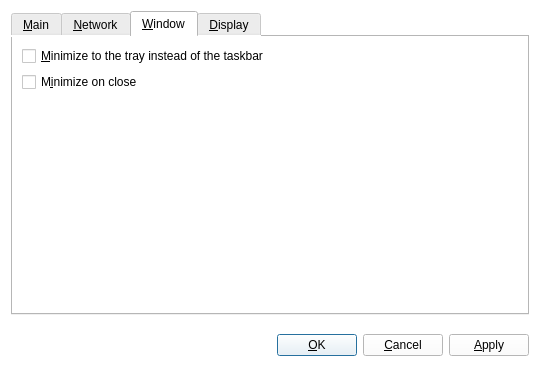
Qt form src/qt/forms/optionsdialog.ui (ulandort/WOKEcash) before a commit.
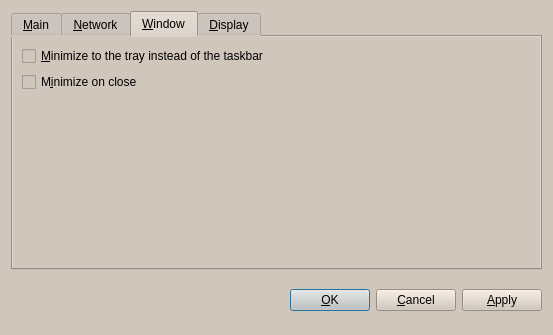
The same form after that commit. The open tabs and pages were chosen to show the change. Custom widgets are drawn as their Qt base class.

The edit to the form file:
```diff
--- a/src/qt/forms/optionsdialog.ui
+++ b/src/qt/forms/optionsdialog.ui
@@ -6,8 +6,8 @@
    <rect>
     <x>0</x>
     <y>0</y>
-    <width>540</width>
-    <height>380</height>
+    <width>553</width>
+    <height>335</height>
    </rect>
   </property>
   <property name="windowTitle">
@@ -15,7 +15,7 @@
   </property>
   <property name="styleSheet">
    <string notr="true">color: rgb(0, 0, 0);
-background: white;
+background: rgb(209, 198, 188)
 </string>
   </property>
   <property name="modal">
@@ -490,17 +490,17 @@
   </layout>
  </widget>
  <customwidgets>
-  <customwidget>
-   <class>QValidatedLineEdit</class>
-   <extends>QLineEdit</extends>
-   <header>qvalidatedlineedit.h</header>
-  </customwidget>
   <customwidget>
    <class>BitcoinAmountField</class>
    <extends>QLineEdit</extends>
    <header>bitcoinamountfield.h</header>
    <container>1</container>
   </customwidget>
+  <customwidget>
+   <class>QValidatedLineEdit</class>
+   <extends>QLineEdit</extends>
+   <header>qvalidatedlineedit.h</header>
+  </customwidget>
   <customwidget>
    <class>QValueComboBox</class>
    <extends>QComboBox</extends>
```
Left out of the diff: 2 changed lines with no effect on the pictures.
